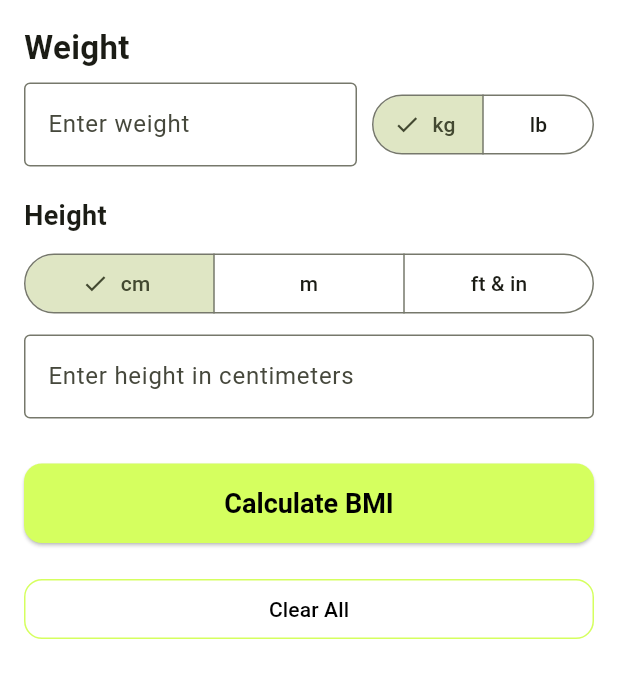
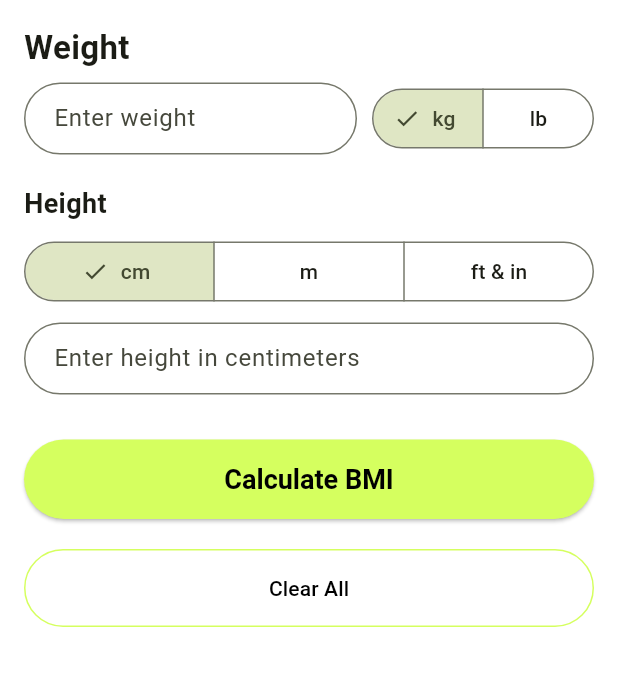
Before and after one commit to farhans-codes/bmi_calculator, a Flutter app: the screen it shows after launch, on a phone screen of 412 x 824 dp, the part 84-782 px from its top. Run offline on Flutter 3.47's test engine with Material 3 defaults, Android fonts, the phone set to English and light mode, and no system bars.

Commit message:
Refactor UI components for better styling and structure in BMI calculator

```diff
--- a/lib/bmi_calculator_screen.dart
+++ b/lib/bmi_calculator_screen.dart
@@ -227,14 +227,24 @@ class _BMICalculatorScreenState extends State<BMICalculatorScreen> {
               children: [
                 Expanded(
                   flex: 3,
+                  child: SizedBox(
+                    height: 48,
                     child: TextField(
                       controller: _weightController,
                       keyboardType: TextInputType.numberWithOptions(
                         decimal: true,
                       ),
-                    decoration: const InputDecoration(
+                      style: const TextStyle(fontSize: 14),
+                      decoration: InputDecoration(
                         labelText: 'Enter weight',
-                      border: OutlineInputBorder(),
+                        contentPadding: const EdgeInsets.symmetric(
+                          horizontal: 16,
+                          vertical: 12,
+                        ),
+                        border: OutlineInputBorder(
+                          borderRadius: BorderRadius.circular(30),
+                        ),
+                      ),
                     ),
                   ),
                 ),
@@ -278,48 +288,88 @@ class _BMICalculatorScreenState extends State<BMICalculatorScreen> {
             ),
             const SizedBox(height: 10),
             if (_heightUnit == 'm') ...[
-              TextField(
+              SizedBox(
+                height: 48,
+                child: TextField(
                   controller: _heightMeterController,
                   keyboardType: TextInputType.numberWithOptions(decimal: true),
-                decoration: const InputDecoration(
+                  style: const TextStyle(fontSize: 14),
+                  decoration: InputDecoration(
                     labelText: 'Enter height in meters',
-                  border: OutlineInputBorder(),
+                    contentPadding: const EdgeInsets.symmetric(
+                      horizontal: 16,
+                      vertical: 12,
+                    ),
+                    border: OutlineInputBorder(
+                      borderRadius: BorderRadius.circular(30),
+                    ),
+                  ),
                 ),
               ),
             ] else if (_heightUnit == 'cm') ...[
-              TextField(
+              SizedBox(
+                height: 48,
+                child: TextField(
                   controller: _heightCmController,
                   keyboardType: TextInputType.numberWithOptions(decimal: true),
-                decoration: const InputDecoration(
+                  style: const TextStyle(fontSize: 14),
+                  decoration: InputDecoration(
                     labelText: 'Enter height in centimeters',
-                  border: OutlineInputBorder(),
+                    contentPadding: const EdgeInsets.symmetric(
+                      horizontal: 16,
+                      vertical: 12,
+                    ),
+                    border: OutlineInputBorder(
+                      borderRadius: BorderRadius.circular(30),
+                    ),
+                  ),
                 ),
               ),
             ] else ...[
               Row(
                 children: [
                   Expanded(
+                    child: SizedBox(
+                      height: 48,
                       child: TextField(
                         controller: _heightFeetController,
                         keyboardType: TextInputType.numberWithOptions(
                           decimal: true,
                         ),
-                      decoration: const InputDecoration(
+                        style: const TextStyle(fontSize: 14),
+                        decoration: InputDecoration(
                           labelText: 'Feet',
-                        border: OutlineInputBorder(),
+                          contentPadding: const EdgeInsets.symmetric(
+                            horizontal: 16,
+                            vertical: 12,
+                          ),
+                          border: OutlineInputBorder(
+                            borderRadius: BorderRadius.circular(30),
+                          ),
+                        ),
                       ),
                     ),
                   ),
                   const SizedBox(width: 10),
                   Expanded(
+                    child: SizedBox(
+                      height: 48,
                       child: TextField(
                         controller: _heightInchController,
                         keyboardType: TextInputType.numberWithOptions(
                           decimal: true,
                         ),
-                      decoration: const InputDecoration(
+                        style: const TextStyle(fontSize: 14),
+                        decoration: InputDecoration(
                           labelText: 'Inches',
-                        border: OutlineInputBorder(),
+                          contentPadding: const EdgeInsets.symmetric(
+                            horizontal: 16,
+                            vertical: 12,
+                          ),
+                          border: OutlineInputBorder(
+                            borderRadius: BorderRadius.circular(30),
+                          ),
+                        ),
                       ),
                     ),
                   ),
@@ -333,7 +383,7 @@ class _BMICalculatorScreenState extends State<BMICalculatorScreen> {
               style: ElevatedButton.styleFrom(
                 padding: const EdgeInsets.all(16),
                 shape: RoundedRectangleBorder(
-                  borderRadius: BorderRadius.circular(12),
+                  borderRadius: BorderRadius.circular(30),
                 ),
               ),
               child: const Text(
@@ -345,6 +395,12 @@ class _BMICalculatorScreenState extends State<BMICalculatorScreen> {
 
             OutlinedButton(
               onPressed: _clearAll,
+              style: OutlinedButton.styleFrom(
+                padding: const EdgeInsets.all(16),
+                shape: RoundedRectangleBorder(
+                  borderRadius: BorderRadius.circular(30),
+                ),
+              ),
               child: const Text('Clear All'),
             ),
             const SizedBox(height: 30),
```
Also changed, not shown: 3 other files. Lines whose indentation alone changed are shown as unchanged.
